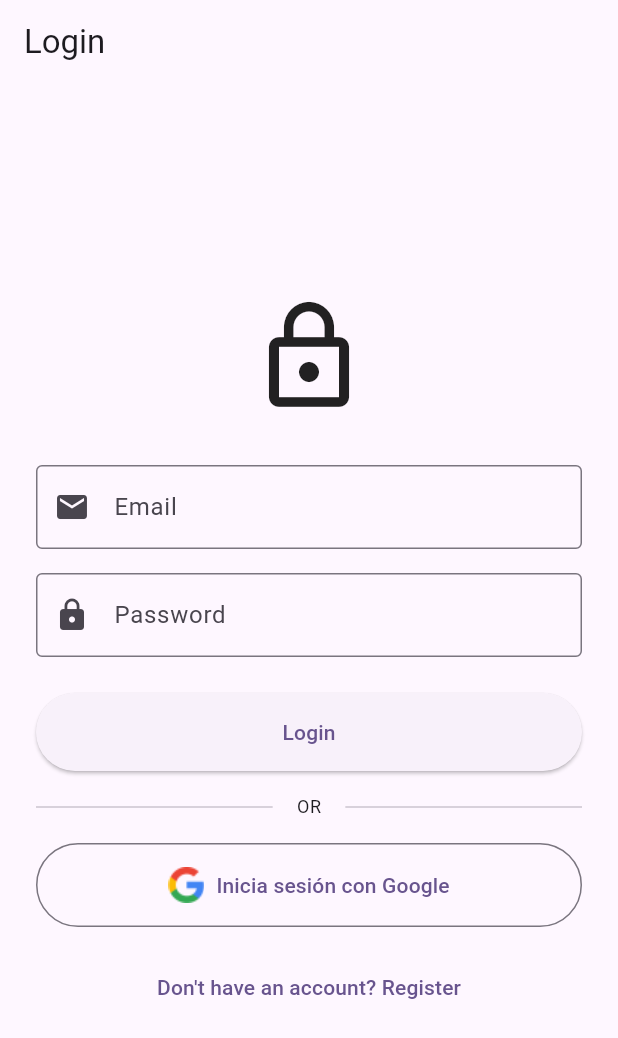
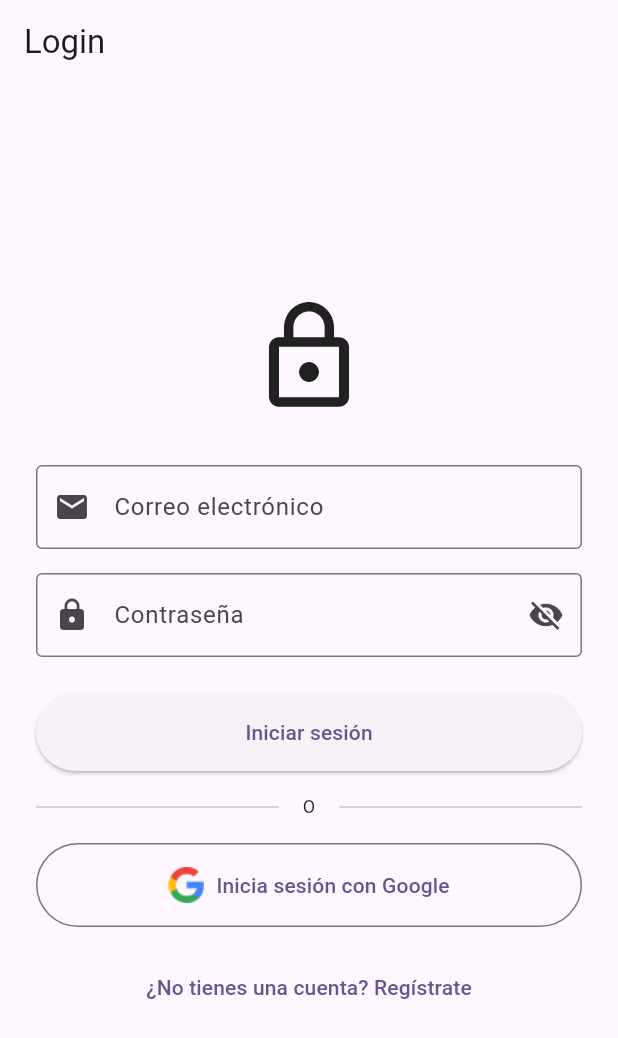
Before and after one commit to ricardocotillo/proplay, a Flutter app: the screen it shows after launch, on a phone screen of 412 x 824 dp. Shown: the top 1038 px of the screen. Run offline on Flutter 3.47's test engine with Material 3 defaults, Android fonts, the phone set to English and light mode, and no system bars; our stand-ins replace bloc, cached_network_image, cloud_firestore, equatable, firebase_auth, firebase_core and 5 more; accounts and stored records are empty.

Commit message:
feat: add password visibility toggle and translate login/registration screens to Spanish
- Added password visibility toggle icon to login screen password field
- Translated all UI text from English to Spanish in login and registration screens
- Applied consistent code formatting throughout both files

```diff
--- a/lib/screens/login_screen.dart
+++ b/lib/screens/login_screen.dart
@@ -16,6 +16,7 @@ class _LoginScreenState extends State<LoginScreen> {
   final _formKey = GlobalKey<FormState>();
   final _emailController = TextEditingController();
   final _passwordController = TextEditingController();
+  bool _obscurePassword = true;
 
   @override
   void dispose() {
@@ -30,25 +31,21 @@ class _LoginScreenState extends State<LoginScreen> {
     }
 
     context.read<AuthBloc>().add(
-          AuthLoginRequested(
-            email: _emailController.text.trim(),
-            password: _passwordController.text,
-          ),
-        );
+      AuthLoginRequested(
+        email: _emailController.text.trim(),
+        password: _passwordController.text,
+      ),
+    );
   }
 
   void _signInWithGoogle() {
-    context.read<AuthBloc>().add(
-      const AuthGoogleSignInRequested(),
-    );
+    context.read<AuthBloc>().add(const AuthGoogleSignInRequested());
   }
 
   @override
   Widget build(BuildContext context) {
     return Scaffold(
-      appBar: AppBar(
-        title: const Text('Login'),
-      ),
+      appBar: AppBar(title: const Text('Login')),
       body: BlocConsumer<AuthBloc, AuthState>(
         listener: (context, state) {
           if (state is AuthError) {
@@ -72,15 +69,12 @@ class _LoginScreenState extends State<LoginScreen> {
                   mainAxisAlignment: MainAxisAlignment.center,
                   crossAxisAlignment: CrossAxisAlignment.stretch,
                   children: [
-                    const Icon(
-                      Icons.lock_outline,
-                      size: 80,
-                    ),
+                    const Icon(Icons.lock_outline, size: 80),
                     const SizedBox(height: 32),
                     TextFormField(
                       controller: _emailController,
                       decoration: const InputDecoration(
-                        labelText: 'Email',
+                        labelText: 'Correo electrónico',
                         border: OutlineInputBorder(),
                         prefixIcon: Icon(Icons.email),
                       ),
@@ -88,10 +82,10 @@ class _LoginScreenState extends State<LoginScreen> {
                       enabled: !isLoading,
                       validator: (value) {
                         if (value == null || value.isEmpty) {
-                          return 'Please enter your email';
+                          return 'Por favor, ingresa tu correo electrónico';
                         }
                         if (!value.contains('@')) {
-                          return 'Please enter a valid email';
+                          return 'Por favor, ingresa un correo electrónico válido';
                         }
                         return null;
                       },
@@ -99,19 +93,31 @@ class _LoginScreenState extends State<LoginScreen> {
                     const SizedBox(height: 16),
                     TextFormField(
                       controller: _passwordController,
-                      decoration: const InputDecoration(
-                        labelText: 'Password',
-                        border: OutlineInputBorder(),
-                        prefixIcon: Icon(Icons.lock),
+                      decoration: InputDecoration(
+                        labelText: 'Contraseña',
+                        border: const OutlineInputBorder(),
+                        prefixIcon: const Icon(Icons.lock),
+                        suffixIcon: IconButton(
+                          icon: Icon(
+                            _obscurePassword
+                                ? Icons.visibility_off
+                                : Icons.visibility,
+                          ),
+                          onPressed: () {
+                            setState(() {
+                              _obscurePassword = !_obscurePassword;
+                            });
+                          },
+                        ),
                       ),
-                      obscureText: true,
+                      obscureText: _obscurePassword,
                       enabled: !isLoading,
                       validator: (value) {
                         if (value == null || value.isEmpty) {
-                          return 'Please enter your password';
+                          return 'Por favor, ingresa tu contraseña';
                         }
                         if (value.length < 6) {
-                          return 'Password must be at least 6 characters';
+                          return 'La contraseña debe tener al menos 6 caracteres';
                         }
                         return null;
                       },
@@ -128,7 +134,7 @@ class _LoginScreenState extends State<LoginScreen> {
                               width: 20,
                               child: CircularProgressIndicator(strokeWidth: 2),
                             )
-                          : const Text('Login'),
+                          : const Text('Iniciar sesión'),
                     ),
                     const SizedBox(height: 16),
                     Row(
@@ -137,7 +143,7 @@ class _LoginScreenState extends State<LoginScreen> {
                         Padding(
                           padding: const EdgeInsets.symmetric(horizontal: 16),
                           child: Text(
-                            'OR',
+                            'O',
                             style: Theme.of(context).textTheme.bodySmall,
                           ),
                         ),
@@ -162,7 +168,7 @@ class _LoginScreenState extends State<LoginScreen> {
                       onPressed: isLoading
                           ? null
                           : () => context.push('/registration'),
-                      child: const Text("Don't have an account? Register"),
+                      child: const Text("¿No tienes una cuenta? Regístrate"),
                     ),
                   ],
                 ),
--- a/lib/screens/registration_screen.dart
+++ b/lib/screens/registration_screen.dart
@@ -61,7 +61,7 @@ class _RegistrationScreenState extends State<RegistrationScreen> {
   @override
   Widget build(BuildContext context) {
     return Scaffold(
-      appBar: AppBar(title: const Text('Register')),
+      appBar: AppBar(title: const Text('Regístrate')),
       body: BlocConsumer<AuthBloc, AuthState>(
         listener: (context, state) {
           if (state is AuthError) {
@@ -101,14 +101,14 @@ class _RegistrationScreenState extends State<RegistrationScreen> {
                     TextFormField(
                       controller: _firstNameController,
                       decoration: const InputDecoration(
-                        labelText: 'First Name',
+                        labelText: 'Nombre',
                         border: OutlineInputBorder(),
                         prefixIcon: Icon(Icons.person),
                       ),
                       enabled: !isLoading,
                       validator: (value) {
                         if (value == null || value.isEmpty) {
-                          return 'Please enter your first name';
+                          return 'Por favor, ingresa tu nombre';
                         }
                         return null;
                       },
@@ -117,14 +117,14 @@ class _RegistrationScreenState extends State<RegistrationScreen> {
                     TextFormField(
                       controller: _lastNameController,
                       decoration: const InputDecoration(
-                        labelText: 'Last Name',
+                        labelText: 'Apellido',
                         border: OutlineInputBorder(),
                         prefixIcon: Icon(Icons.person_outline),
                       ),
                       enabled: !isLoading,
                       validator: (value) {
                         if (value == null || value.isEmpty) {
-                          return 'Please enter your last name';
+                          return 'Por favor, ingresa tu apellido';
                         }
                         return null;
                       },
@@ -141,10 +141,10 @@ class _RegistrationScreenState extends State<RegistrationScreen> {
                       enabled: !isLoading,
                       validator: (value) {
                         if (value == null || value.isEmpty) {
-                          return 'Please enter your email';
+                          return 'Por favor, ingresa tu correo electrónico';
                         }
                         if (!value.contains('@')) {
-                          return 'Please enter a valid email';
+                          return 'Por favor, ingresa un correo electrónico válido';
                         }
                         return null;
                       },
@@ -153,7 +153,7 @@ class _RegistrationScreenState extends State<RegistrationScreen> {
                     TextFormField(
                       controller: _passwordController,
                       decoration: const InputDecoration(
-                        labelText: 'Password',
+                        labelText: 'Contraseña',
                         border: OutlineInputBorder(),
                         prefixIcon: Icon(Icons.lock),
                       ),
@@ -161,10 +161,10 @@ class _RegistrationScreenState extends State<RegistrationScreen> {
                       enabled: !isLoading,
                       validator: (value) {
                         if (value == null || value.isEmpty) {
-                          return 'Please enter a password';
+                          return 'Por favor, ingresa una contraseña';
                         }
                         if (value.length < 6) {
-                          return 'Password must be at least 6 characters';
+                          return 'La contraseña debe tener al menos 6 caracteres';
                         }
                         return null;
                       },
@@ -173,7 +173,7 @@ class _RegistrationScreenState extends State<RegistrationScreen> {
                     TextFormField(
                       controller: _confirmPasswordController,
                       decoration: const InputDecoration(
-                        labelText: 'Confirm Password',
+                        labelText: 'Confirmar contraseña',
                         border: OutlineInputBorder(),
                         prefixIcon: Icon(Icons.lock_outline),
                       ),
@@ -181,10 +181,10 @@ class _RegistrationScreenState extends State<RegistrationScreen> {
                       enabled: !isLoading,
                       validator: (value) {
                         if (value == null || value.isEmpty) {
-                          return 'Please confirm your password';
+                          return 'Por favor, confirma tu contraseña';
                         }
                         if (value != _passwordController.text) {
-                          return 'Passwords do not match';
+                          return 'Las contraseñas no coinciden';
                         }
                         return null;
                       },
@@ -211,7 +211,7 @@ class _RegistrationScreenState extends State<RegistrationScreen> {
                               width: 20,
                               child: CircularProgressIndicator(strokeWidth: 2),
                             )
-                          : const Text('Register'),
+                          : const Text('Regístrate'),
                     ),
                     const SizedBox(height: 16),
                     Row(
@@ -220,7 +220,7 @@ class _RegistrationScreenState extends State<RegistrationScreen> {
                         Padding(
                           padding: const EdgeInsets.symmetric(horizontal: 16),
                           child: Text(
-                            'OR',
+                            'O',
                             style: Theme.of(context).textTheme.bodySmall,
                           ),
                         ),
@@ -242,9 +242,7 @@ class _RegistrationScreenState extends State<RegistrationScreen> {
                     ),
                     const SizedBox(height: 16),
                     TextButton(
-                      onPressed: isLoading
-                          ? null
-                          : () => context.pop(),
+                      onPressed: isLoading ? null : () => context.pop(),
                       child: const Text('¿Ya tienes una cuenta? Inicia sesión'),
                     ),
                   ],
```
